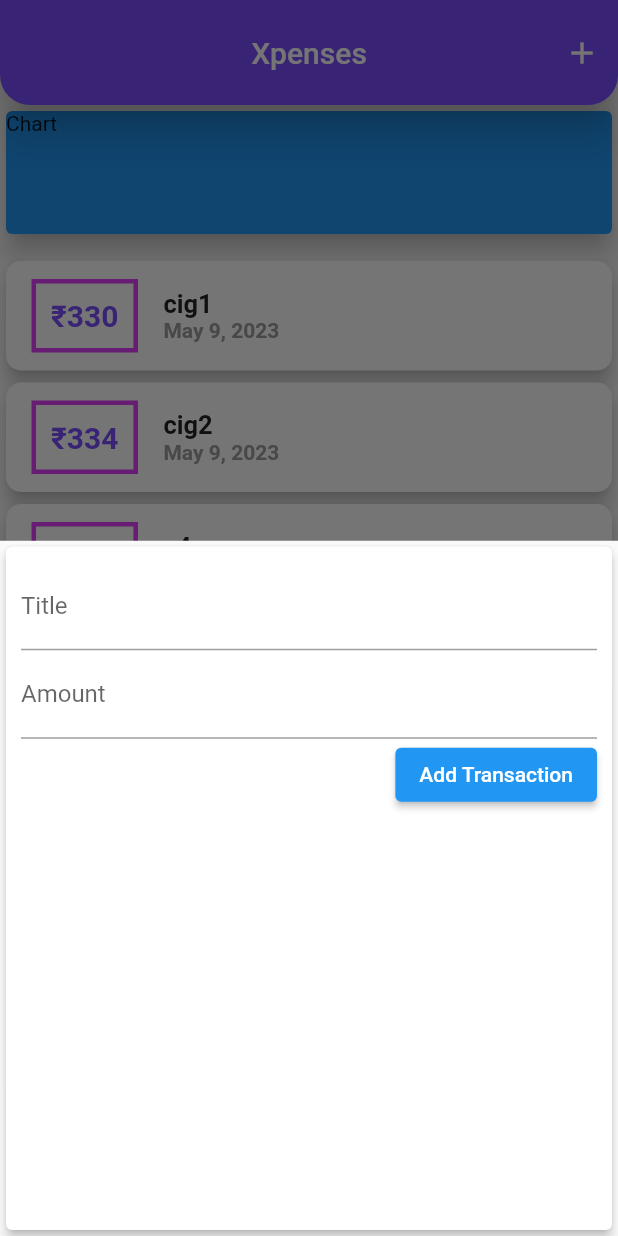
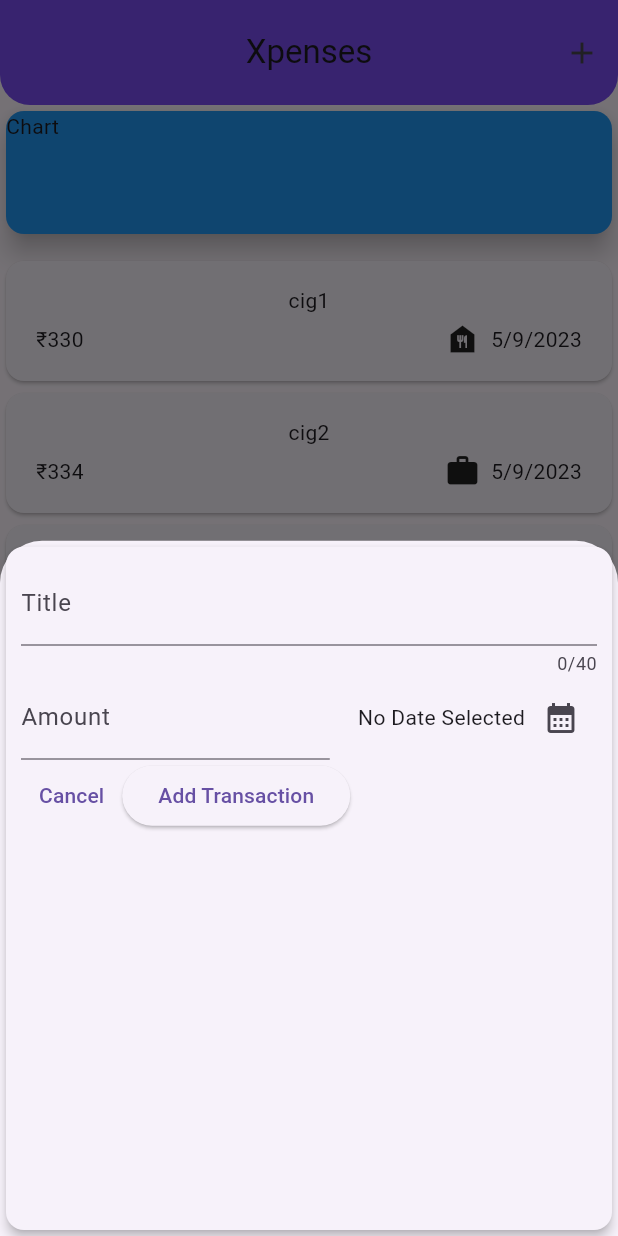
Before and after one commit to shivam-bajaj/Expense-Flutter-Mobile-App, a Flutter app: the screen it shows after launch, after a tap on the "add" icon, on a phone screen of 412 x 824 dp. Run offline on Flutter 3.47's test engine with Material 2 defaults, Android fonts, the phone set to English and light mode, and no system bars.

Commit message:
modal bottom sheet and dateTime picker added

```diff
--- a/lib/main.dart
+++ b/lib/main.dart
@@ -1,5 +1,5 @@
 import 'package:flutter/material.dart';
-import 'package:xpenses/widgets/new_transaction.dart';
+import 'package:xpenses/widgets/new_expense.dart';
 import 'package:xpenses/widgets/expenses_list.dart';
 
 import 'models/expenses.dart';
@@ -13,6 +13,7 @@ class MyApp extends StatelessWidget {
   Widget build(BuildContext context) {
     return MaterialApp(
       title: 'Xpenses',
+      theme: ThemeData(useMaterial3: true),
       home: HomePage(),
     );
   }
@@ -48,22 +49,22 @@ class _HomePageState extends State<HomePage> {
         category: Category.food),
   ];
 
-  void _addNewTransaction(String title, int amount) {
-    final newTx = Expense(
-        id: DateTime.now().toString(),
-        title: title,
-        amount: amount,
-        date: DateTime.now());
-    setState(() {
-      _userExpenses.add(newTx);
-    });
-  }
+  // void _addNewTransaction(String title, int amount) {
+  //   final newTx = Expense(
+  //       title: title,
+  //       amount: amount,
+  //       date: DateTime.now());
+  //   setState(() {
+  //     _userExpenses.add(newTx);
+  //   });
+  // }
 
-  void _startAddNewTransaction(BuildContext ctx) {
+  void _openAddExpenseOverlay() {
     showModalBottomSheet(
-        context: ctx,
-        builder: ((_) {
-          return NewTransaction(_addNewTransaction);
+        context: context,
+        builder: ((ctx) {
+          return NewExpense();
+          //return NewExpense(_addNewTransaction);
         }));
   }
 
@@ -81,16 +82,15 @@ class _HomePageState extends State<HomePage> {
         actions: [
           IconButton(
               icon: const Icon(Icons.add_outlined),
-              onPressed: (() => _startAddNewTransaction(context))),
+              onPressed: _openAddExpenseOverlay),
         ],
       ),
       floatingActionButtonLocation: FloatingActionButtonLocation.miniEndFloat,
       floatingActionButton: FloatingActionButton(
         child: const Icon(Icons.add),
-        onPressed: (() => _startAddNewTransaction(context)),
+        onPressed: _openAddExpenseOverlay,
       ),
-      body: SingleChildScrollView(
-        child: Column(
+      body: Column(
         crossAxisAlignment: CrossAxisAlignment.stretch,
         children: <Widget>[
           Container(
@@ -109,7 +109,6 @@ class _HomePageState extends State<HomePage> {
           ),
         ],
       ),
-      ),
     );
   }
 }
--- a/lib/models/expenses.dart
+++ b/lib/models/expenses.dart
@@ -1,20 +1,34 @@
+import 'package:flutter/material.dart';
 import 'package:uuid/uuid.dart';
+import 'package:intl/intl.dart';
+
+final dateFormatter = DateFormat.yMd();
 
 const uuid = Uuid();
 
 enum Category { food, travel, work, leisure }
 
+const categoryIcons = {
+  Category.food: Icons.food_bank,
+  Category.travel: Icons.flight_takeoff,
+  Category.work: Icons.work,
+  Category.leisure: Icons.movie,
+};
+
 class Expense {
-  final String id;
-  final String title;
-  final int amount;
-  final DateTime date;
-  final Category category;
-
   Expense(
       {required this.title,
       required this.amount,
       required this.date,
       required this.category})
       : id = uuid.v4();
+
+  final String id;
+  final String title;
+  final int amount;
+  final DateTime date;
+  final Category category;
+  String get formattedDate {
+    return dateFormatter.format(date);
+  }
 }
--- /dev/null
+++ b/lib/widgets/expense_item.dart
@@ -0,0 +1,40 @@
+import 'package:flutter/material.dart';
+import '../models/expenses.dart';
+
+class ExpenseItem extends StatelessWidget {
+  final Expense expense;
+  const ExpenseItem(this.expense, {super.key});
+
+  @override
+  Widget build(BuildContext context) {
+    return Card(
+      child: Padding(
+        padding: EdgeInsets.symmetric(horizontal: 20, vertical: 16),
+        child: Column(
+          children: [
+            Text(expense.title),
+            SizedBox(
+              height: 4,
+            ),
+            Row(
+              children: [
+                Text('₹${expense.amount}'), //String interpolation
+                const Spacer(),
+                Row(
+                  children: [
+                    // checkout value of expense.category in text widget
+                    Icon(categoryIcons[expense.category]),
+                    const SizedBox(width: 7),
+                    Text(
+                      expense.formattedDate,
+                    )
+                  ],
+                )
+              ],
+            )
+          ],
+        ),
+      ),
+    );
+  }
+}
--- a/lib/widgets/expenses_list.dart
+++ b/lib/widgets/expenses_list.dart
@@ -1,4 +1,5 @@
 import 'package:flutter/material.dart';
+import 'package:xpenses/widgets/expense_item.dart';
 import '../models/expenses.dart';
 import 'package:intl/intl.dart';
 
@@ -14,49 +15,51 @@ class ExpensesList extends StatelessWidget {
       child: ListView.builder(
         itemCount: expenses.length,
         itemBuilder: (ctx, index) {
-          return Card(
-            shape:
-                RoundedRectangleBorder(borderRadius: BorderRadius.circular(10)),
-            elevation: 5,
-            child: Row(
-              children: [
-                Container(
-                  margin:
-                      const EdgeInsets.symmetric(vertical: 12, horizontal: 17),
-                  padding: const EdgeInsets.all(10),
-                  decoration: BoxDecoration(
-                      border: Border.all(width: 3, color: Colors.purpleAccent)),
-                  child: Text(
-                    '₹${expenses[index].amount}', //String interpolation
-                    style: const TextStyle(
-                      fontWeight: FontWeight.bold,
-                      fontSize: 20,
-                      color: Colors.deepPurpleAccent,
-                    ),
-                  ),
-                ),
-                Column(
-                  crossAxisAlignment: CrossAxisAlignment.start,
-                  children: [
-                    Text(
-                      expenses[index].title,
-                      style: const TextStyle(
-                        fontSize: 17,
-                        fontWeight: FontWeight.bold,
-                      ),
-                    ),
-                    Text(
-                      DateFormat.yMMMd().format(expenses[index].date),
-                      style: const TextStyle(
-                          color: Colors.grey, fontWeight: FontWeight.bold),
-                    )
-                  ],
-                )
-              ],
-            ),
-          );
+          return ExpenseItem(expenses[index]);
         },
       ),
     );
   }
 }
+
+// Card(
+//             shape:
+//                 RoundedRectangleBorder(borderRadius: BorderRadius.circular(10)),
+//             elevation: 5,
+//             child: Row(
+//               children: [
+//                 Container(
+//                   margin:
+//                       const EdgeInsets.symmetric(vertical: 12, horizontal: 17),
+//                   padding: const EdgeInsets.all(10),
+//                   decoration: BoxDecoration(
+//                       border: Border.all(width: 3, color: Colors.purpleAccent)),
+//                   child: Text(
+//                     '₹${expenses[index].amount}', //String interpolation
+//                     style: const TextStyle(
+//                       fontWeight: FontWeight.bold,
+//                       fontSize: 20,
+//                       color: Colors.deepPurpleAccent,
+//                     ),
+//                   ),
+//                 ),
+//                 Column(
+//                   crossAxisAlignment: CrossAxisAlignment.start,
+//                   children: [
+//                     Text(
+//                       expenses[index].title,
+//                       style: const TextStyle(
+//                         fontSize: 17,
+//                         fontWeight: FontWeight.bold,
+//                       ),
+//                     ),
+//                     Text(
+//                       DateFormat.yMMMd().format(expenses[index].date),
+//                       style: const TextStyle(
+//                           color: Colors.grey, fontWeight: FontWeight.bold),
+//                     )
+//                   ],
+//                 )
+//               ],
+//             ),
+//           )
--- /dev/null
+++ b/lib/widgets/new_expense.dart
@@ -0,0 +1,113 @@
+import 'package:flutter/material.dart';
+import 'package:xpenses/models/expenses.dart';
+
+class NewExpense extends StatefulWidget {
+  //final Function addTx;
+
+  NewExpense();
+
+  @override
+  State<NewExpense> createState() => _NewExpenseState();
+}
+
+class _NewExpenseState extends State<NewExpense> {
+  DateTime? _selectedDate;
+  final _titleController = TextEditingController();
+
+  final _amountController = TextEditingController();
+
+  void _datePicker() async {
+    final currentDate = DateTime.now();
+    final firstDate =
+        DateTime(currentDate.year - 1, currentDate.month, currentDate.day);
+
+    final pickedDate = await showDatePicker(
+        context: context,
+        initialDate: currentDate,
+        firstDate: firstDate,
+        lastDate: currentDate);
+
+    setState(() {
+      _selectedDate = pickedDate;
+    });
+  }
+
+  @override
+  void dispose() {
+    _titleController.dispose();
+    _amountController.dispose();
+    super.dispose();
+  }
+
+  void submitData() {
+    final enteredText = _titleController.text;
+    final enteredAmount = int.parse(_amountController.text);
+    if (enteredText.isEmpty || enteredAmount <= 0) {
+      return;
+    }
+
+    //   widget.addTx(enteredText, enteredAmount);
+    Navigator.of(context).pop();
+  }
+
+  @override
+  Widget build(BuildContext context) {
+    return Card(
+      elevation: 3,
+      child: Container(
+        padding: EdgeInsets.all(10),
+        child: Column(
+          crossAxisAlignment: CrossAxisAlignment.end,
+          children: [
+            TextField(
+              decoration: InputDecoration(labelText: 'Title'),
+              maxLength: 40,
+              controller: _titleController,
+              onSubmitted: (_) => submitData(),
+            ),
+            Row(
+              mainAxisAlignment: MainAxisAlignment.end,
+              crossAxisAlignment: CrossAxisAlignment.center,
+              children: [
+                Expanded(
+                  child: TextField(
+                    decoration:
+                        InputDecoration(label: Text('Amount'), prefixText: '₹'),
+                    controller: _amountController,
+                    keyboardType: TextInputType.number,
+                    onSubmitted: (_) => submitData(),
+                  ),
+                ),
+                const SizedBox(
+                  width: 15,
+                ),
+                Row(
+                  children: [
+                    Text(_selectedDate == null
+                        ? ' No Date Selected'
+                        : dateFormatter.format(_selectedDate!)),
+                    IconButton(
+                      icon: Icon(Icons.calendar_month),
+                      onPressed: _datePicker,
+                    )
+                  ],
+                )
+              ],
+            ),
+            Row(
+              children: [
+                TextButton(
+                    child: Text('Cancel'),
+                    onPressed: () => Navigator.pop(context)),
+                ElevatedButton(
+                  child: Text("Add Transaction"),
+                  onPressed: submitData,
+                ),
+              ],
+            )
+          ],
+        ),
+      ),
+    );
+  }
+}
--- a/lib/widgets/new_transaction.dart
+++ /dev/null
@@ -1,59 +0,0 @@
-import 'package:flutter/material.dart';
-
-class NewTransaction extends StatefulWidget {
-
-  final Function addTx;
-
-  NewTransaction(this.addTx);
-
-  @override
-  State<NewTransaction> createState() => _NewTransactionState();
-}
-
-class _NewTransactionState extends State<NewTransaction> {
-  final titleController = TextEditingController();
-
-  final amountController = TextEditingController();
-
-  void submitData(){
-
-    final enteredText =titleController.text;
-    final enteredAmount=int.parse(amountController.text);
-    if (enteredText.isEmpty || enteredAmount <=0){
-        return;
-    }
-
-    widget.addTx(enteredText,enteredAmount);
-    Navigator.of(context).pop();
-  }
-
-  @override
-  Widget build(BuildContext context) {
-    return Card(
-            elevation: 3,
-            child: Container(
-              padding: EdgeInsets.all(10),
-              child: Column(
-                crossAxisAlignment: CrossAxisAlignment.end,
-                children: [
-                  TextField(
-                    decoration: InputDecoration(labelText: 'Title'),
-                    controller: titleController,
-                    onSubmitted: (_)=>submitData(),
-                  ),
-                  TextField(
-                    decoration: InputDecoration(labelText: 'Amount'),
-                    controller: amountController,
-                    keyboardType: TextInputType.number,
-                    onSubmitted: (_)=>submitData(),
-                  ),
-                  ElevatedButton(
-                    child: Text("Add Transaction"),
-                    onPressed: submitData,
-                  )
-                ],
-              ),
-            ),
-          );
-  }
-}
```
Lines whose indentation alone changed are shown as unchanged.
